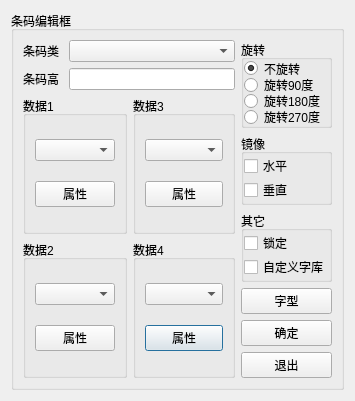
The window that qt/project/printer/settingdialogs/qrsetttingdialog.ui (92434/mycode) describes before a commit, drawn with Qt 5.
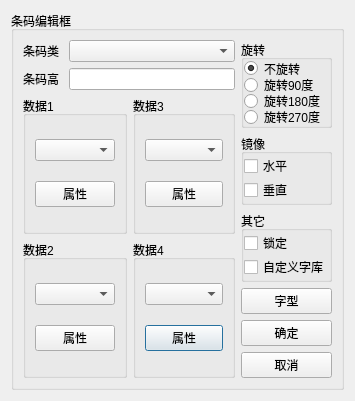
The same window after the commit.

```diff
--- a/qt/project/printer/settingdialogs/qrsetttingdialog.ui
+++ b/qt/project/printer/settingdialogs/qrsetttingdialog.ui
@@ -336,7 +336,7 @@
         <item>
          <widget class="QPushButton" name="pushButton_exit">
           <property name="text">
-           <string>退出</string>
+           <string>取消</string>
           </property>
          </widget>
         </item>
```
Left out of the diff: 4 changed lines with no effect on the pictures.
